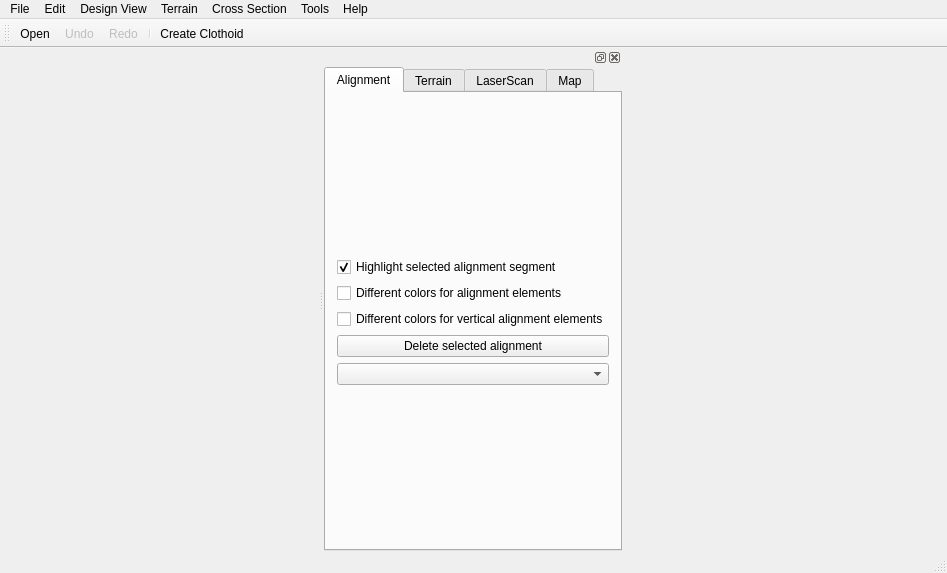
Before: the Qt Designer form src/OpenInfraPlatform/Forms/MainWindow.ui in tumcms/Open-Infra-Platform, drawn with Qt 5.
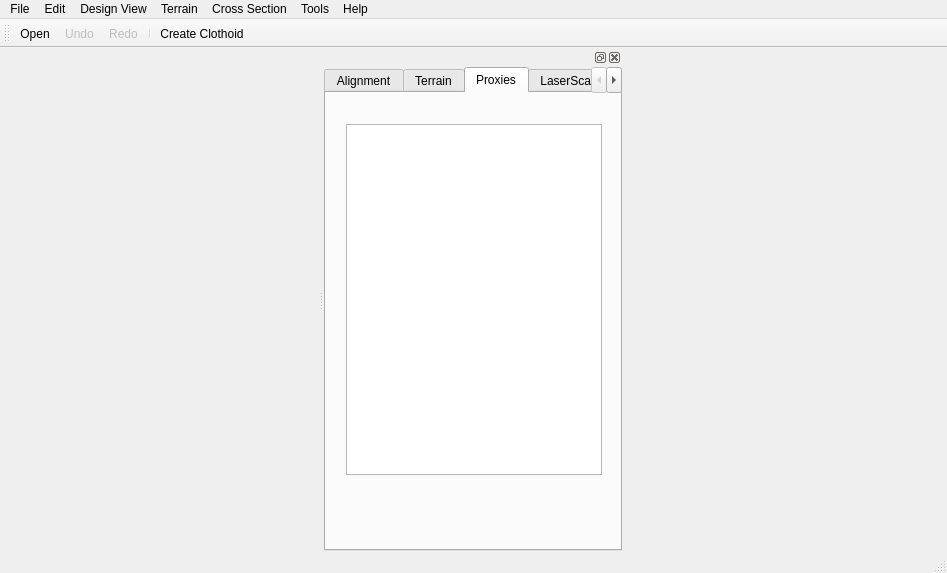
After: the same form once the commit is applied. Icons and pictures are not drawn.

What changed in the file:
```diff
--- a/src/OpenInfraPlatform/Forms/MainWindow.ui
+++ b/src/OpenInfraPlatform/Forms/MainWindow.ui
@@ -50,7 +50,7 @@
      </size>
     </property>
     <property name="currentIndex">
-     <number>0</number>
+     <number>2</number>
     </property>
     <widget class="QWidget" name="tabAlignment">
      <attribute name="title">
@@ -153,6 +153,21 @@
       </property>
      </widget>
     </widget>
+    <widget class="QWidget" name="tabProxies">
+     <attribute name="title">
+      <string>Proxies</string>
+     </attribute>
+     <widget class="QListWidget" name="listWidgetProxies">
+      <property name="geometry">
+       <rect>
+        <x>20</x>
+        <y>31</y>
+        <width>256</width>
+        <height>351</height>
+       </rect>
+      </property>
+     </widget>
+    </widget>
     <widget class="QWidget" name="tabLaserScan">
      <attribute name="title">
       <string>LaserScan</string>
```
